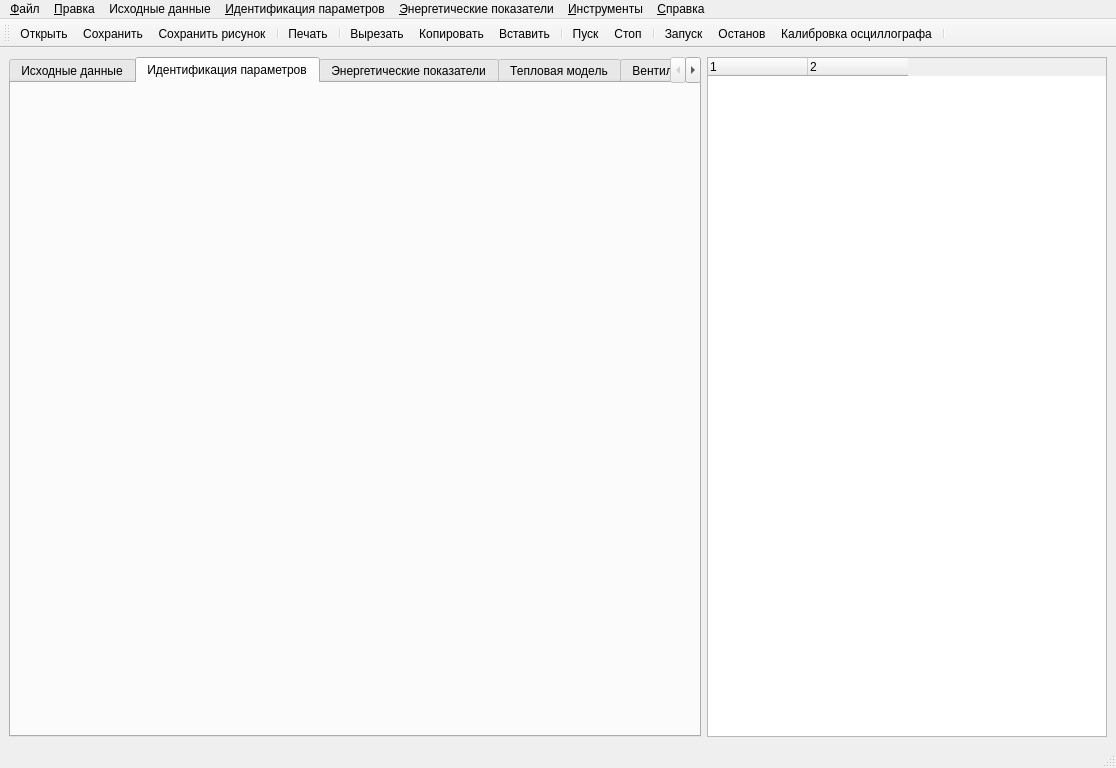
Old version of the form ImView/mainwindow.ui in the repository Ivanos121/ImView.
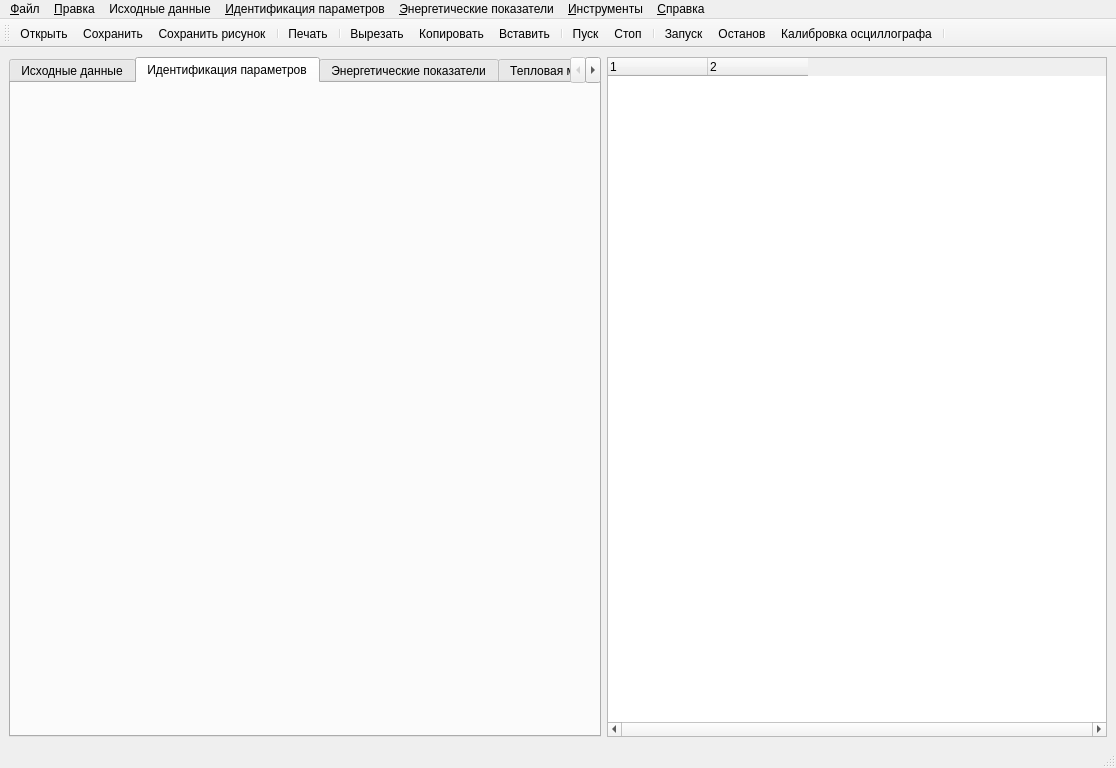
New version of the form. The open tabs and pages were chosen to show the change. Icons and pictures are not drawn. Custom widgets are drawn as their Qt base class.

Patch:
```diff
--- a/ImView/mainwindow.ui
+++ b/ImView/mainwindow.ui
@@ -21,6 +21,12 @@
    <layout class="QHBoxLayout" name="horizontalLayout">
     <item>
      <widget class="QTabWidget" name="tabWidget">
+      <property name="sizePolicy">
+       <sizepolicy hsizetype="Preferred" vsizetype="Expanding">
+        <horstretch>0</horstretch>
+        <verstretch>0</verstretch>
+       </sizepolicy>
+      </property>
       <property name="currentIndex">
        <number>0</number>
       </property>
@@ -45,7 +51,14 @@
        </attribute>
        <layout class="QHBoxLayout" name="horizontalLayout_2">
         <item>
-         <widget class="identf" name="widget_2" native="true"/>
+         <widget class="identf" name="widget_2" native="true">
+          <property name="minimumSize">
+           <size>
+            <width>0</width>
+            <height>0</height>
+           </size>
+          </property>
+         </widget>
         </item>
        </layout>
       </widget>
@@ -113,7 +126,7 @@
       </property>
       <property name="minimumSize">
        <size>
-        <width>400</width>
+        <width>500</width>
         <height>0</height>
        </size>
       </property>
@@ -123,9 +136,30 @@
       <property name="midLineWidth">
        <number>0</number>
       </property>
+      <property name="horizontalScrollBarPolicy">
+       <enum>Qt::ScrollBarAlwaysOn</enum>
+      </property>
+      <property name="editTriggers">
+       <set>QAbstractItemView::AllEditTriggers</set>
+      </property>
+      <property name="dragEnabled">
+       <bool>false</bool>
+      </property>
+      <property name="dragDropOverwriteMode">
+       <bool>true</bool>
+      </property>
       <property name="alternatingRowColors">
        <bool>true</bool>
       </property>
+      <property name="selectionMode">
+       <enum>QAbstractItemView::NoSelection</enum>
+      </property>
+      <property name="textElideMode">
+       <enum>Qt::ElideNone</enum>
+      </property>
+      <property name="horizontalScrollMode">
+       <enum>QAbstractItemView::ScrollPerItem</enum>
+      </property>
       <property name="autoExpandDelay">
        <number>-1</number>
       </property>
@@ -138,6 +172,9 @@
       <property name="itemsExpandable">
        <bool>true</bool>
       </property>
+      <property name="sortingEnabled">
+       <bool>false</bool>
+      </property>
       <property name="animated">
        <bool>false</bool>
       </property>
```
Left out of the diff: 4 changed lines with no effect on the pictures.
